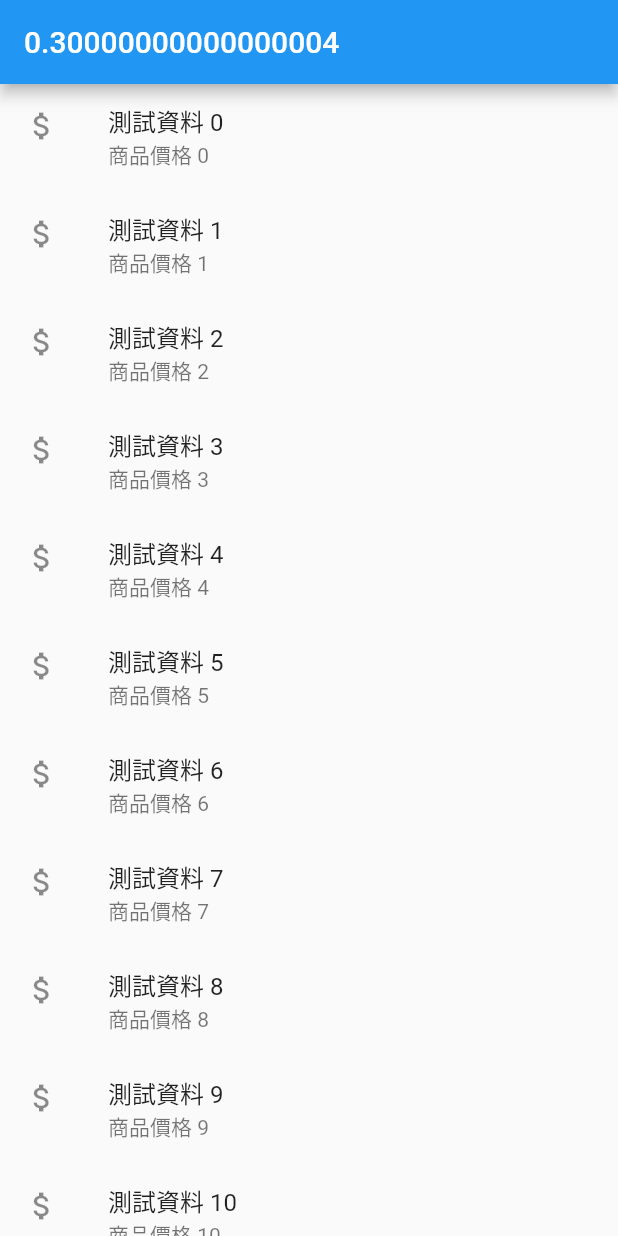
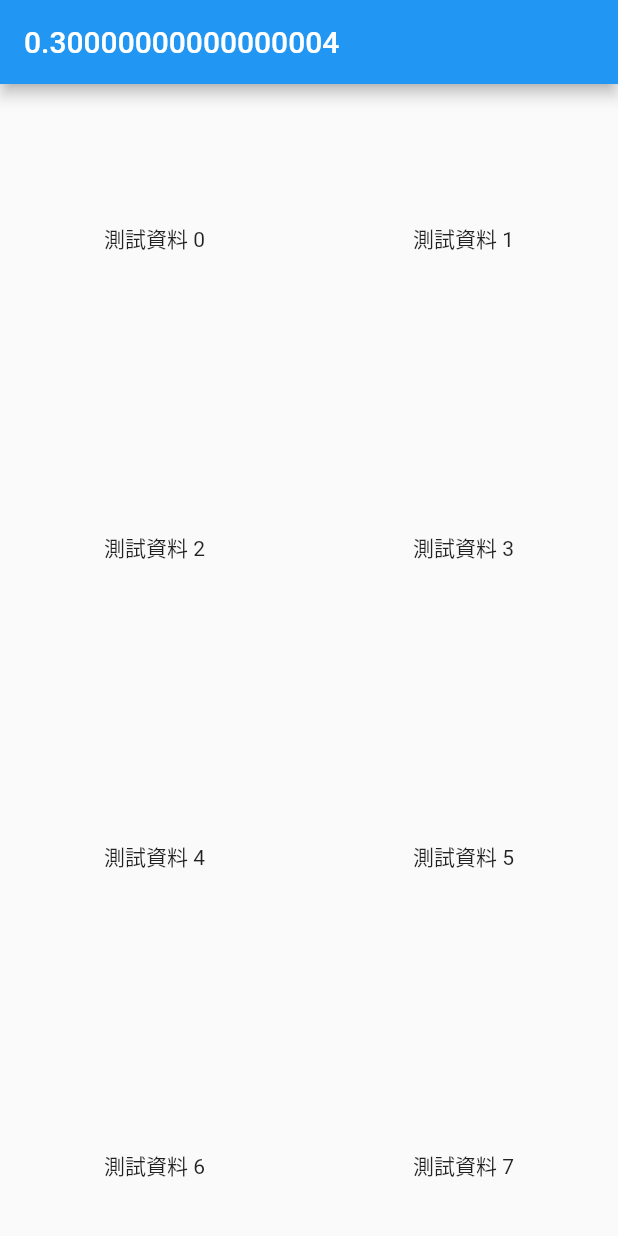
Before and after one commit to Embrs/flutter-demo, a Flutter app: the screen it shows after launch, on a phone screen of 412 x 824 dp. Run offline on Flutter 3.47's test engine with Material 2 defaults, Android fonts, the light colour scheme and no system bars.

Commit message:
GridView builder complete

```diff
--- a/lib/main.dart
+++ b/lib/main.dart
@@ -9,13 +9,13 @@ class MyApp extends StatelessWidget {
   Widget build(BuildContext context) {
     return Scaffold(
       appBar: AppBar(title: Text("${0.1 + 0.2}")),
-      body: ListViewDemo(),
+      body: GridDemo(),
     );
   }
 }
 
-class ListViewDemo extends StatelessWidget {
-  ListViewDemo({Key? key}) : super(key: key);
+class GridDemo extends StatelessWidget {
+  GridDemo({Key? key}) : super(key: key);
   final List<Product> listItems = List<Product>.generate(
     500,
     (index) => Product(
@@ -25,16 +25,12 @@ class ListViewDemo extends StatelessWidget {
   );
   @override
   Widget build(BuildContext context) {
-    return Center(
-      child: ListView.builder(
-        itemCount: listItems.length,
-        itemBuilder: (context, index) {
-          return ListTile(
-            leading: listItems[index].icon,
-            title: Text("${listItems[index].name}"),
-            subtitle: Text("${listItems[index].price}"),
-          );
-        },
+    return GridView.builder(
+      itemCount: listItems.length,
+      gridDelegate:
+          SliverGridDelegateWithFixedCrossAxisCount(crossAxisCount: 2),
+      itemBuilder: (context, index) => Center(
+        child: Text("${listItems[index].name}"),
       ),
     );
   }
```
